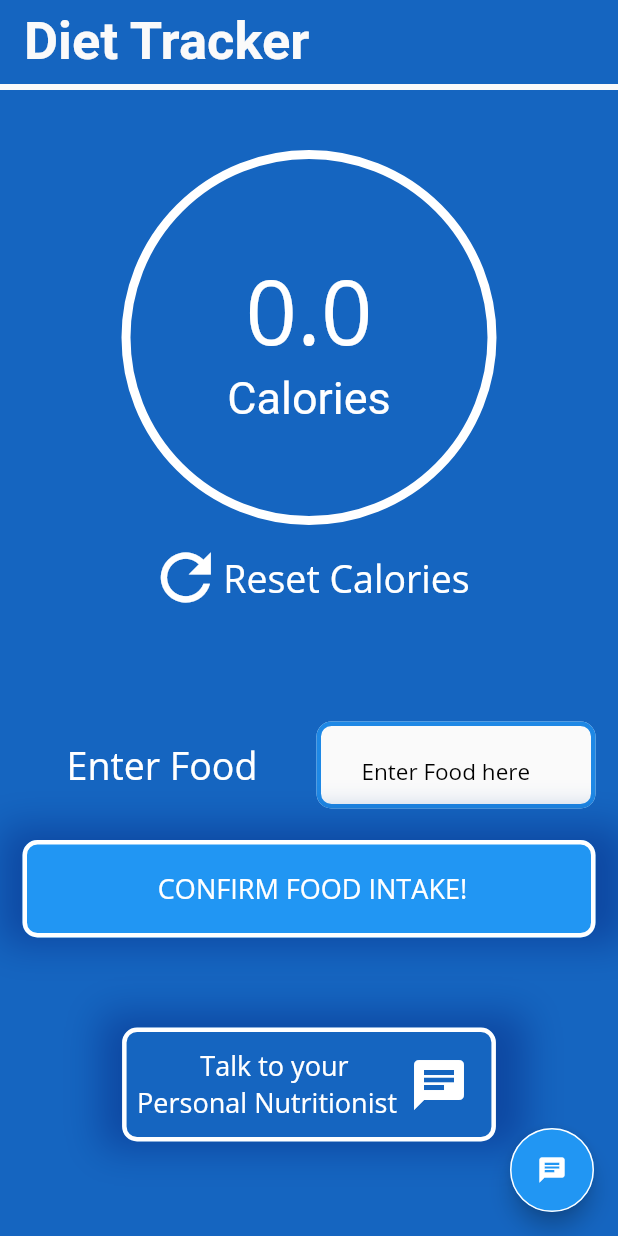
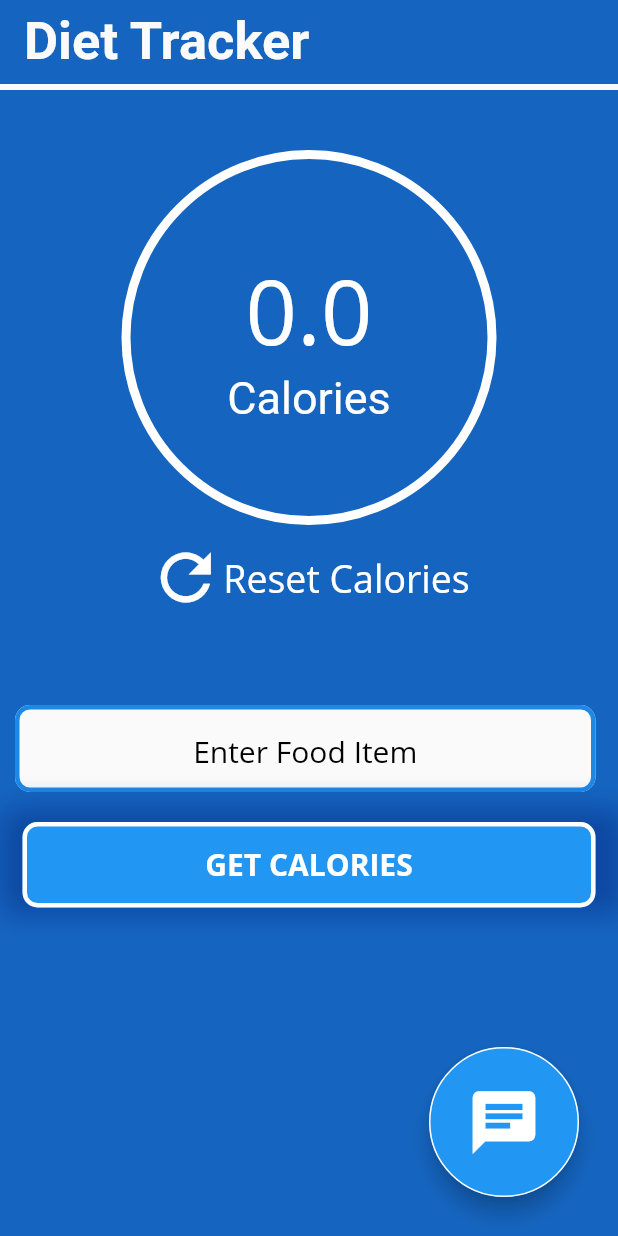
Before and after one commit to divyeshmundhra/SGFit-1, a Flutter app: the MyHomePage screen opened directly, on a phone screen of 412 x 824 dp. Run offline on Flutter 3.47's test engine with Material 2 defaults, Android fonts, the phone set to English and light mode, and no system bars; our stand-ins replace flutter_icons, fluttertoast, shared_preferences, simple_animations; missing offline and left inert: flutter_dialogflow; accounts and stored records are empty; network calls fail; Roboto replaces fonts that are missing (Montserrat); project files that could hold a hidden picture were left out.

Commit message:
Diet Tracker UI

```diff
--- a/sg_fit/lib/view/diet_tracker_dashboard.dart
+++ b/sg_fit/lib/view/diet_tracker_dashboard.dart
@@ -170,7 +170,8 @@ class _MyHomePageState extends State<MyHomePage> with TickerProviderStateMixin {
                                 }
                                 return Center(
                                   child: Column(
-                                    mainAxisAlignment: MainAxisAlignment.start,
+                                      mainAxisAlignment:
+                                          MainAxisAlignment.start,
                                       children: <Widget>[
                                         SizedBox(height: 60),
                                         Center(
@@ -197,7 +198,8 @@ class _MyHomePageState extends State<MyHomePage> with TickerProviderStateMixin {
                           decoration: new BoxDecoration(
                               shape: BoxShape.circle,
                               color: Colors.transparent,
-                            border: Border.all(color: Colors.white, width: 6)),
+                              border:
+                                  Border.all(color: Colors.white, width: 6)),
                         )
                       ],
                     ),
@@ -217,7 +219,8 @@ class _MyHomePageState extends State<MyHomePage> with TickerProviderStateMixin {
                             iconSize: 50.0,
                           )),
                           Text("Reset Calories",
-                            style: TextStyle(color: Colors.white, fontSize: 25))
+                              style:
+                                  TextStyle(color: Colors.white, fontSize: 25))
                         ]),
                     SizedBox(
                       height: 50,
@@ -225,47 +228,31 @@ class _MyHomePageState extends State<MyHomePage> with TickerProviderStateMixin {
                     Row(
                         mainAxisAlignment: MainAxisAlignment.center,
                         children: <Widget>[
-                        Expanded(
-                          child: Container(
-                              child: FlatButton(
-                                padding: EdgeInsets.symmetric(
-                                    horizontal: 10, vertical: 23),
-                                onPressed: null,
-                                color: Colors.white,
-                                child: Text('Enter Food',
-                                    style: TextStyle(
-                                      color: Colors.white,
-                                      fontSize: 25,
-                                    )),
-
-                                //textColor: Colors.white,
-                              ),
-                              padding: EdgeInsets.only(top: 10, left: 15)),
-                        ),
                           SizedBox(
                             width: 10,
                           ),
                           Expanded(
                             child: Container(
                                 child: FlatButton(
-                                padding: EdgeInsets.symmetric(
-                                  horizontal: 30,
-                                ),
                                   onPressed: null,
                                   disabledColor: Colors.grey[50],
                                   child: Container(
-                                  width: 200,
                                     child: TextField(
+                                      textAlign: TextAlign.center,
                                       textCapitalization:
                                           TextCapitalization.words,
                                       controller: myController,
                                       style: TextStyle(
-                                        color: Colors.blue[800], fontSize: 25),
+                                        color: Colors.blue[800],
+                                        fontSize: 25,
+                                      ),
                                       decoration: InputDecoration(
                                         border: InputBorder.none,
-                                      hintText: 'Enter Food here',
+                                        hintText: 'Enter Food Item',
                                         hintStyle: TextStyle(
-                                          fontSize: 15.0, color: Colors.black),
+                                          fontSize: 20.0,
+                                          color: Colors.black,
+                                        ),
                                       ),
                                     ),
                                   ),
@@ -281,6 +268,7 @@ class _MyHomePageState extends State<MyHomePage> with TickerProviderStateMixin {
                                 padding: EdgeInsets.only(top: 10, right: 15)),
                           )
                         ]),
+                    SizedBox(height: 10),
                     Row(
                         mainAxisAlignment: MainAxisAlignment.center,
                         children: <Widget>[
@@ -291,7 +279,7 @@ class _MyHomePageState extends State<MyHomePage> with TickerProviderStateMixin {
                                     BoxShadow(
                                       color: Colors.blue[900],
                                       blurRadius:
-                                        20.0, // has the effect of softening the shadow
+                                          15.0, // has the effect of softening the shadow
                                       spreadRadius:
                                           2.0, // has the effect of extending the shadow
                                       offset: Offset(
@@ -304,7 +292,8 @@ class _MyHomePageState extends State<MyHomePage> with TickerProviderStateMixin {
                                 child: FlatButton(
                                   onPressed: () {
                                     setState(() {
-                                    futureAlbum = fetchAlbum(myController.text);
+                                      futureAlbum =
+                                          fetchAlbum(myController.text);
                                       control_flag = 1;
                                       _animation = new Tween<double>(
                                         begin: _animation.value,
@@ -318,13 +307,14 @@ class _MyHomePageState extends State<MyHomePage> with TickerProviderStateMixin {
                                     _controller.forward(from: 0.0);
                                   },
                                   padding: EdgeInsets.symmetric(
-                                    horizontal: 10, vertical: 20),
+                                      horizontal: 10, vertical: 15),
 
                                   color: Colors.blue[500],
-                                child: Text('    CONFIRM FOOD INTAKE!   ',
+                                  child: Text('GET CALORIES',
                                       style: TextStyle(
                                         color: Colors.white,
-                                      fontSize: 18,
+                                        fontWeight: FontWeight.bold,
+                                        fontSize: 20,
                                       )),
 
                                   //textColor: Colors.white,
@@ -342,8 +332,9 @@ class _MyHomePageState extends State<MyHomePage> with TickerProviderStateMixin {
                     SizedBox(
                       height: 50,
                     ),
-                  Row(mainAxisAlignment: MainAxisAlignment.center, children: <
-                      Widget>[
+                    Row(
+                        mainAxisAlignment: MainAxisAlignment.center,
+                        children: <Widget>[
                           Container(
                             decoration: new BoxDecoration(
                               boxShadow: [
@@ -360,66 +351,29 @@ class _MyHomePageState extends State<MyHomePage> with TickerProviderStateMixin {
                                 )
                               ],
                             ),
-                        child: FlatButton(
-                          padding: EdgeInsets.symmetric(
-                              horizontal: 10, vertical: 10),
-
-                          onPressed: () {
-                            Navigator.push(
-                              context,
-                              MaterialPageRoute(
-                                  builder: (context) =>
-                                      FlutterFactsDialogFlow()),
-                            );
-                          },
-                          color: Colors.blue[800],
-                          child: Row(
-                            children: <Widget>[
-                              Text(
-                                '         Talk to your \n'
-                                'Personal Nutritionist',
-                                style: TextStyle(
-                                  color: Colors.white,
-                                  fontSize: 18,
                           ),
-                              ),
-                              Container(
-                                child: IconButton(
-                                  onPressed: null,
-                                  icon: Icon(Icons.chat, color: Colors.white),
-                                  iconSize: 40,
-                                  alignment: Alignment.centerLeft,
-                                ),
-                              )
-                            ],
-                          ),
-
-                          //textColor: Colors.white,
-                          shape: RoundedRectangleBorder(
-                              side: BorderSide(
-                                  color: Colors.white,
-                                  width: 3,
-                                  style: BorderStyle.solid),
-                              borderRadius: BorderRadius.circular(10)),
-                        ),
-                        padding: EdgeInsets.only(top: 10, left: 15, right: 15)),
                         ])
                   ]),
             ),
           ),
         ),
-      floatingActionButton: new FloatingActionButton(
+        floatingActionButton: Container(
+          margin: EdgeInsets.fromLTRB(0, 0, 10, 10),
+          width: 100,
+          height: 100,
+          child: FloatingActionButton(
               shape: CircleBorder(side: BorderSide(color: Colors.white)),
-          child: new Icon(
+              child: Icon(
                 Icons.chat,
-            size: 20,
+                size: 50,
               ),
               onPressed: () {
                 Navigator.push(
                   context,
-              MaterialPageRoute(builder: (context) => FlutterFactsDialogFlow()),
+                  MaterialPageRoute(
+                      builder: (context) => FlutterFactsDialogFlow()),
                 );
               }),
-    );
+        ));
   }
 }
```
Lines whose indentation alone changed are shown as unchanged.
